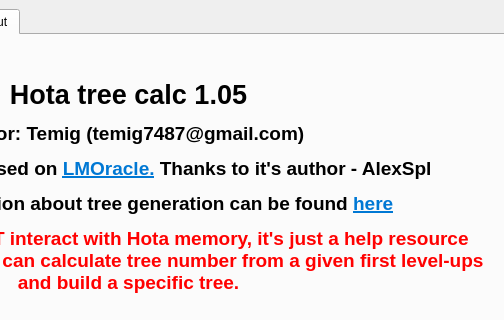
Qt form tree_calc.ui (temig74/HotaTreeCalc) before a commit; both pictures show x 371 to 875 and y 0 to 320 of the 875 by 700 pixel window.
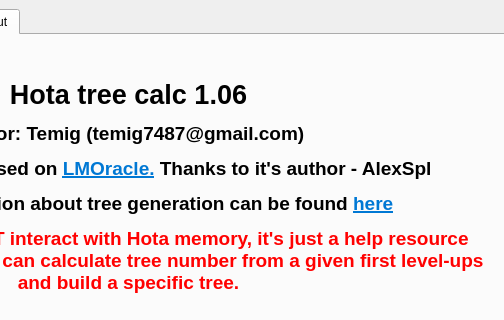
The same form after that commit. The open tabs and pages were chosen to show the change.

The edit to the form file:
```diff
--- a/tree_calc.ui
+++ b/tree_calc.ui
@@ -1776,7 +1776,7 @@
 li.unchecked::marker { content: &quot;\2610&quot;; }
 li.checked::marker { content: &quot;\2612&quot;; }
 &lt;/style&gt;&lt;/head&gt;&lt;body style=&quot; font-family:'Segoe UI'; font-size:14pt; font-weight:700; font-style:normal;&quot;&gt;
-&lt;p align=&quot;center&quot; style=&quot; margin-top:12px; margin-bottom:12px; margin-left:0px; margin-right:0px; -qt-block-indent:0; text-indent:0px;&quot;&gt;&lt;span style=&quot; font-size:20pt;&quot;&gt;Hota tree calc 1.05&lt;/span&gt;&lt;/p&gt;
+&lt;p align=&quot;center&quot; style=&quot; margin-top:12px; margin-bottom:12px; margin-left:0px; margin-right:0px; -qt-block-indent:0; text-indent:0px;&quot;&gt;&lt;span style=&quot; font-size:20pt;&quot;&gt;Hota tree calc 1.06&lt;/span&gt;&lt;/p&gt;
 &lt;p align=&quot;center&quot; style=&quot; margin-top:12px; margin-bottom:12px; margin-left:0px; margin-right:0px; -qt-block-indent:0; text-indent:0px;&quot;&gt;Author: Temig (temig7487@gmail.com)&lt;/p&gt;
 &lt;p align=&quot;center&quot; style=&quot; margin-top:12px; margin-bottom:12px; margin-left:0px; margin-right:0px; -qt-block-indent:0; text-indent:0px;&quot;&gt;Idea and design based on &lt;a href=&quot;https://handbookhmm.ru/forum/viewtopic.php?f=8&amp;amp;t=42&quot;&gt;&lt;span style=&quot; text-decoration: underline; color:#0078d4;&quot;&gt;LMOracle.&lt;/span&gt;&lt;/a&gt; Thanks to it's author - AlexSpl&lt;/p&gt;
 &lt;p align=&quot;center&quot; style=&quot; margin-top:12px; margin-bottom:12px; margin-left:0px; margin-right:0px; -qt-block-indent:0; text-indent:0px;&quot;&gt;Some information about tree generation can be found &lt;a href=&quot;http://heroescommunity.com/viewthread.php3?TID=17812&amp;amp;pagenumber=12&quot;&gt;&lt;span style=&quot; text-decoration: underline; color:#0078d4;&quot;&gt;here&lt;/span&gt;&lt;/a&gt;&lt;/p&gt;
```
Left out of the diff: 2 changed lines with no effect on the pictures.
